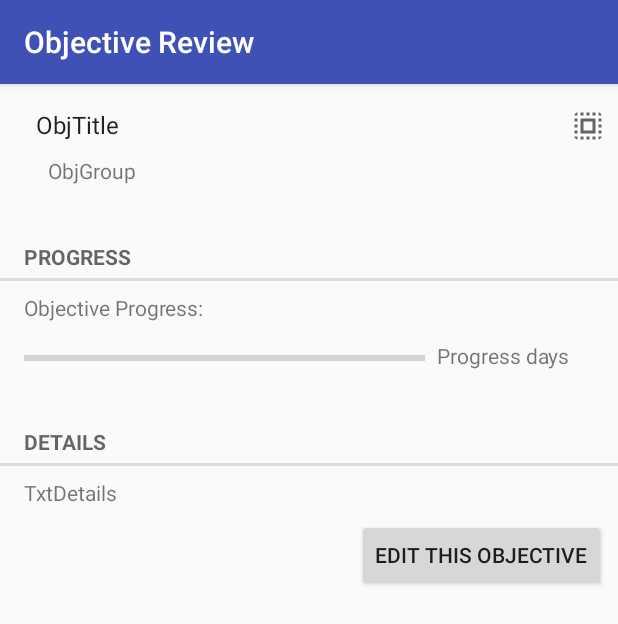
After one commit to AnnaKohler/EverydayHero, an Android app: the ObjectiveFragment screen opened directly, with no data from a screen before it, on a phone screen of 412 x 824 dp. The commit adds this screen. Shown: the top 624 px of the screen. Run offline under Robolectric (Android 15) with nearby library versions, the phone set to English and light mode, and no system bars; 5 statements that could not run were skipped.

Commit message:
EditObjective added

```diff
--- a/app/build.gradle
+++ b/app/build.gradle
@@ -25,5 +25,6 @@ dependencies {
         exclude group: 'com.android.support', module: 'support-annotations'
     })
     compile 'com.android.support:appcompat-v7:25.0.1'
+    compile 'com.android.support:design:25.0.1'
     testCompile 'junit:junit:4.12'
 }
--- /dev/null
+++ b/app/src/main/java/com/example/student/everydayhero/ObjectiveFragment.java
@@ -0,0 +1,107 @@
+package com.example.student.everydayhero;
+
+import android.content.Intent;
+import android.os.Bundle;
+import android.support.annotation.Nullable;
+import android.support.v4.app.Fragment;
+import android.view.LayoutInflater;
+import android.view.View;
+import android.view.ViewGroup;
+import android.widget.Button;
+import android.widget.ProgressBar;
+import android.widget.TextView;
+
+/**
+ * Created by Anna on 27.01.2017.
+ */
+
+public class ObjectiveFragment extends Fragment {
+
+    public static ObjectiveFragment newInstance(String title, boolean edit){
+        Bundle args=new Bundle();
+        args.putBoolean(EXTRA_OBJECTIVE_EDIT, edit);
+        args.putString(EXTRA_OBJECTIVE_ID, title);
+        ObjectiveFragment fragment = new ObjectiveFragment();
+        fragment.setArguments(args);
+        return fragment;
+    }
+
+    public static String EXTRA_OBJECTIVE_ID="com.everydayhero.objective_id";
+    public static String EXTRA_OBJECTIVE_EDIT="com.everydayhero.objective_edit";
+
+    private Objective mObjective;
+    private TextView txtTitle;
+    private TextView txtGroup;
+    private TextView separatorDetails;
+    private TextView separatorProgress;
+    private TextView txtDetails;
+    private TextView txtProgressLine;
+    private TextView txtProgress;
+    private ProgressBar progressBar;
+    private boolean edit=false;
+    private int ObjLayout = R.layout.fragment_objective;
+
+
+    @Override
+    public void onCreate(@Nullable Bundle savedInstanceState) {
+        super.onCreate(savedInstanceState);
+        String objectiveId=getArguments().getString(EXTRA_OBJECTIVE_ID);
+        boolean objectiveEdit=getArguments().getBoolean(EXTRA_OBJECTIVE_EDIT);
+        if(objectiveEdit){
+            edit=true;
+        }
+        mObjective=ObjectiveLab.get(getActivity()).getObjective(objectiveId);
+    }
+
+    @Nullable
+    @Override
+    public View onCreateView(LayoutInflater inflater, @Nullable ViewGroup container, @Nullable Bundle savedInstanceState) {
+
+        if(!edit) {
+            View v = inflater.inflate(R.layout.fragment_objective, container, false);
+
+            txtTitle = (TextView) v.findViewById(R.id.txtTitle);
+            txtTitle.setText(mObjective.getTitle());
+
+            txtGroup = (TextView) v.findViewById(R.id.txtGroupTitle);
+            txtGroup.setText(mObjective.getGroup());
+
+            separatorDetails = (TextView) v.findViewById(R.id.separatorDetails);
+            separatorDetails.setText(R.string.separator_details);
+
+            separatorProgress = (TextView) v.findViewById(R.id.separatorProgress);
+            separatorProgress.setText(R.string.separator_progress);
+
+            txtDetails = (TextView) v.findViewById(R.id.txtDetails);
+            txtDetails.setText(mObjective.getDetails());
+
+            txtProgressLine = (TextView) v.findViewById(R.id.txtProgressLine);
+            txtProgressLine.setText(R.string.progress);
+
+            txtProgress = (TextView) v.findViewById(R.id.txtProgress);
+            txtProgress.setText(mObjective.getDone() + "/" + mObjective.getDuration());
+
+
+            progressBar = (ProgressBar) v.findViewById(R.id.progressBar);
+            progressBar.setProgress(100 / mObjective.getDuration() * mObjective.getDone());
+
+            Button editBtn = (Button) v.findViewById(R.id.btnEdit);
+            editBtn.setOnClickListener(new View.OnClickListener() {
+                @Override
+                public void onClick(View view) {
+                    Intent i = new Intent(getActivity(), ObjectiveReviewActivity.class);
+                    i.putExtra(EXTRA_OBJECTIVE_EDIT, true);
+                    i.putExtra(EXTRA_OBJECTIVE_ID, mObjective.getTitle());
+                    getActivity().finish();
+                    startActivity(i);
+                }
+            });
+            return v;
+        }
+        View v= inflater.inflate(R.layout.fragment_objective_edit, container, false);
+
+
+
+        return v;
+    }
+}
--- /dev/null
+++ b/app/src/main/java/com/example/student/everydayhero/ObjectiveReviewActivity.java
@@ -0,0 +1,18 @@
+package com.example.student.everydayhero;
+
+import android.support.v4.app.Fragment;
+
+/**
+ * Created by Anna on 01.02.2017.
+ */
+
+public class ObjectiveReviewActivity extends SingleFragmentActivity {
+    @Override
+    protected Fragment createFragment() {
+        boolean edit = getIntent().getBooleanExtra(ObjectiveFragment.EXTRA_OBJECTIVE_EDIT, false);
+        String objectiveId = getIntent().getStringExtra(ObjectiveFragment.EXTRA_OBJECTIVE_ID);
+        return ObjectiveFragment.newInstance(objectiveId, edit);
+
+        //return ObjectiveEditFragment.newInstance(); //Как передать аргументы между фрагментами? TODO:Аргументы
+    }
+}
--- a/app/src/main/java/com/example/student/everydayhero/SingleFragmentActivity.java
+++ b/app/src/main/java/com/example/student/everydayhero/SingleFragmentActivity.java
@@ -1,13 +1,24 @@
 package com.example.student.everydayhero;
 
+import android.os.Bundle;
+import android.support.v4.app.Fragment;
+import android.support.v4.app.FragmentManager;
 import android.support.v7.app.AppCompatActivity;
-import android.os.Bundle;
 
-public class SingleFragmentActivity extends AppCompatActivity {
-
+public abstract class SingleFragmentActivity extends AppCompatActivity {
+    protected abstract Fragment createFragment();
     @Override
     protected void onCreate(Bundle savedInstanceState) {
         super.onCreate(savedInstanceState);
+
         setContentView(R.layout.activity_fragment);
+        FragmentManager fm = getSupportFragmentManager();
+        Fragment fragment=fm.findFragmentById(R.id.fragmentContainer);
+        if (fragment==null){
+            fragment=createFragment();
+            fm.beginTransaction()
+                    .add(R.id.fragmentContainer, fragment)
+                    .commit();
+        }
     }
 }
--- a/app/src/main/res/layout/activity_fragment.xml
+++ b/app/src/main/res/layout/activity_fragment.xml
@@ -4,10 +4,10 @@
     android:id="@+id/activity_single_fragment"
     android:layout_width="match_parent"
     android:layout_height="match_parent"
-    android:paddingBottom="@dimen/activity_vertical_margin"
-    android:paddingLeft="@dimen/activity_horizontal_margin"
-    android:paddingRight="@dimen/activity_horizontal_margin"
-    android:paddingTop="@dimen/activity_vertical_margin"
+    android:paddingBottom="0dp"
+    android:paddingLeft="0dp"
+    android:paddingRight="0dp"
+    android:paddingTop="0dp"
     tools:context="com.example.student.everydayhero.SingleFragmentActivity">
 
     <FrameLayout
@@ -15,7 +15,9 @@
         android:layout_height="match_parent"
         android:layout_alignParentTop="true"
         android:layout_alignParentRight="true"
-        android:layout_alignParentEnd="true">
+        android:layout_alignParentEnd="true"
+        android:id="@+id/fragmentContainer"
+        >
 
 
     </FrameLayout>
--- /dev/null
+++ b/app/src/main/res/layout/fragment_objective.xml
@@ -0,0 +1,132 @@
+<?xml version="1.0" encoding="utf-8"?>
+<RelativeLayout xmlns:android="http://schemas.android.com/apk/res/android"
+                xmlns:app="http://schemas.android.com/apk/res-auto"
+                android:orientation="vertical"
+                android:layout_width="match_parent"
+                android:layout_height="match_parent"
+    >
+
+    <TextView
+        android:text="TextView"
+        android:id="@+id/separatorDetails"
+        style="?android:attr/listSeparatorTextViewStyle"
+        android:paddingStart="16dp"
+        android:paddingLeft="16dp"
+        android:layout_below="@+id/progressBar"
+        android:layout_marginTop="32dp"
+        />
+
+    <ImageButton
+        android:layout_width="wrap_content"
+        android:layout_height="wrap_content"
+        app:srcCompat="?android:attr/actionModeSelectAllDrawable"
+        android:id="@+id/imageButton"
+        style="@android:style/Widget.Holo.ImageButton"
+        android:background="@android:drawable/menuitem_background"
+        android:contextClickable="false"
+        android:layout_alignTop="@+id/txtTitle"
+        android:layout_alignParentRight="true"
+        android:layout_alignParentEnd="true"
+        android:layout_marginRight="8dp"
+        android:layout_marginEnd="8dp"/>
+
+    <TextView
+        android:text="ObjGroup"
+        android:layout_width="wrap_content"
+        android:layout_height="wrap_content"
+        android:layout_below="@+id/imageButton"
+
+        android:id="@+id/txtGroupTitle"
+        android:layout_alignParentLeft="true"
+        android:layout_alignParentStart="true"
+        android:layout_marginStart="32dp"
+        android:layout_marginLeft="32dp"
+        android:layout_marginTop="8dp"/>
+
+    <TextView
+        android:text="ObjTitle"
+        android:layout_width="wrap_content"
+        android:layout_height="wrap_content"
+        android:id="@+id/txtTitle"
+        style="@style/Widget.AppCompat.TextView.SpinnerItem"
+        android:layout_marginStart="16dp"
+        android:layout_marginLeft="31dp"
+        android:layout_marginTop="16dp"
+        android:layout_alignParentTop="true"
+        android:layout_alignParentLeft="true"
+        android:layout_alignParentStart="true"/>
+
+    <TextView
+        android:text="TxtProgressLine"
+        android:layout_width="wrap_content"
+        android:layout_height="wrap_content"
+        android:id="@+id/txtProgressLine"
+        android:layout_below="@+id/separatorProgress"
+        android:layout_toLeftOf="@+id/imageButton"
+        android:layout_alignLeft="@+id/separatorProgress"
+        android:layout_alignStart="@+id/separatorProgress"
+        android:paddingStart="16dp"
+        android:paddingLeft="16dp"
+        android:layout_marginTop="8dp"/>
+
+
+    <ProgressBar
+        style="?android:attr/progressBarStyleHorizontal"
+        android:layout_width="match_parent"
+        android:layout_height="wrap_content"
+        android:id="@+id/progressBar"
+        android:layout_below="@+id/txtProgressLine"
+        android:layout_alignLeft="@+id/txtTitle"
+        android:layout_alignStart="@+id/txtTitle"
+        android:layout_toLeftOf="@+id/txtProgress"
+        android:layout_toStartOf="@+id/txtProgress"
+        android:layout_marginRight="8dp"
+        android:layout_marginEnd="8dp"
+        android:layout_marginTop="16dp"/>
+
+    <TextView
+        android:text="Progress days"
+        android:layout_width="wrap_content"
+        android:layout_height="wrap_content"
+        android:id="@+id/txtProgress"
+        android:layout_alignBottom="@+id/progressBar"
+        android:layout_alignRight="@+id/txtProgressLine"
+        android:layout_alignEnd="@+id/txtProgressLine"/>
+
+    <TextView
+        android:text="Progress"
+        android:layout_height="wrap_content"
+        android:id="@+id/separatorProgress"
+        style="?android:attr/listSeparatorTextViewStyle"
+        android:paddingStart="16dp"
+        android:paddingLeft="16dp"
+        android:layout_marginTop="32dp"
+        android:layout_below="@+id/txtGroupTitle"
+        android:layout_alignParentLeft="true"
+        android:layout_alignParentStart="true"/>
+
+    <TextView
+        android:text="TxtDetails"
+        android:layout_width="match_parent"
+        android:layout_height="wrap_content"
+        android:id="@+id/txtDetails"
+        android:paddingStart="16dp"
+        android:paddingLeft="16dp"
+        android:layout_below="@+id/separatorDetails"
+        android:layout_alignParentLeft="true"
+        android:layout_alignParentStart="true"
+        android:layout_marginTop="8dp"
+        android:layout_alignRight="@+id/txtProgress"
+        android:layout_alignEnd="@+id/txtProgress"/>
+
+    <Button
+        android:text="@string/edit_button"
+        android:layout_width="wrap_content"
+        android:layout_height="wrap_content"
+        android:id="@+id/btnEdit"
+        android:layout_below="@+id/txtDetails"
+        android:layout_alignRight="@+id/imageButton"
+        android:layout_alignEnd="@+id/imageButton"
+        android:layout_marginTop="8dp"/>
+
+</RelativeLayout>
--- /dev/null
+++ b/app/src/main/res/values-v21/styles.xml
@@ -0,0 +1,9 @@
+<resources>
+
+    <style name="AppTheme.NoActionBar">
+        <item name="windowActionBar">false</item>
+        <item name="windowNoTitle">true</item>
+        <item name="android:windowDrawsSystemBarBackgrounds">true</item>
+        <item name="android:statusBarColor">@android:color/transparent</item>
+    </style>
+</resources>
--- a/app/src/main/res/values/colors.xml
+++ b/app/src/main/res/values/colors.xml
@@ -3,4 +3,5 @@
     <color name="colorPrimary">#3F51B5</color>
     <color name="colorPrimaryDark">#303F9F</color>
     <color name="colorAccent">#FF4081</color>
+    <color name="colorActionbar_background">#85c73f</color>
 </resources>
--- a/app/src/main/res/values/dimens.xml
+++ b/app/src/main/res/values/dimens.xml
@@ -2,4 +2,5 @@
     <!-- Default screen margins, per the Android Design guidelines. -->
     <dimen name="activity_horizontal_margin">16dp</dimen>
     <dimen name="activity_vertical_margin">16dp</dimen>
+    <dimen name="fab_margin">16dp</dimen>
 </resources>
--- a/app/src/main/res/values/strings.xml
+++ b/app/src/main/res/values/strings.xml
@@ -1,3 +1,11 @@
 <resources>
     <string name="app_name">EverydayHero</string>
+    <string name="title_activity_objective_list">Your Objectives</string>
+    <string name="action_settings">Settings</string>
+    <string name="edit_button">Edit This Objective</string>
+    <string name="separator_details">DETAILS</string>
+    <string name="separator_progress">PROGRESS</string>
+    <string name="separator_duration">DURATION SETTINGS</string>
+    <string name="progress">Objective Progress:</string>
+    <string name="ReviewActivityTitle">Objective Review</string>
 </resources>
--- a/app/src/main/res/values/styles.xml
+++ b/app/src/main/res/values/styles.xml
@@ -8,4 +8,19 @@
         <item name="colorAccent">@color/colorAccent</item>
     </style>
 
+    <style name="Divider">
+        <item name="android:layout_width">match_parent</item>
+        <item name="android:layout_height">2dp</item>
+        <item name="android:background">?android:attr/listDivider</item>
+    </style>
+
+    <style name="AppTheme.NoActionBar">
+        <item name="windowActionBar">false</item>
+        <item name="windowNoTitle">true</item>
+    </style>
+
+    <style name="AppTheme.AppBarOverlay" parent="ThemeOverlay.AppCompat.Dark.ActionBar"/>
+
+    <style name="AppTheme.PopupOverlay" parent="ThemeOverlay.AppCompat.Light"/>
+
 </resources>
```
Also changed, not shown: app/src/main/AndroidManifest.xml (+16 -6 lines), app/src/main/java/com/example/student/everydayhero/Objective.java (+36 -7 lines), app/src/main/java/com/example/student/everydayhero/ObjectiveLab.java (+15 -7 lines), app/src/main/java/com/example/student/everydayhero/ObjectiveListActivity.java (added, +13 -0 lines), app/src/main/java/com/example/student/everydayhero/ObjectiveListFragment.java (added, +74 -0 lines), app/src/main/java/com/example/student/everydayhero/ProfileActivity.java (deleted, +0 -13 lines), app/src/main/res/layout/fragment_objective_edit.xml (added, +85 -0 lines), app/src/main/res/layout/list_item_objective.xml (added, +57 -0 lines), app/src/main/res/menu/menu_objective_list.xml (added, +10 -0 lines).
